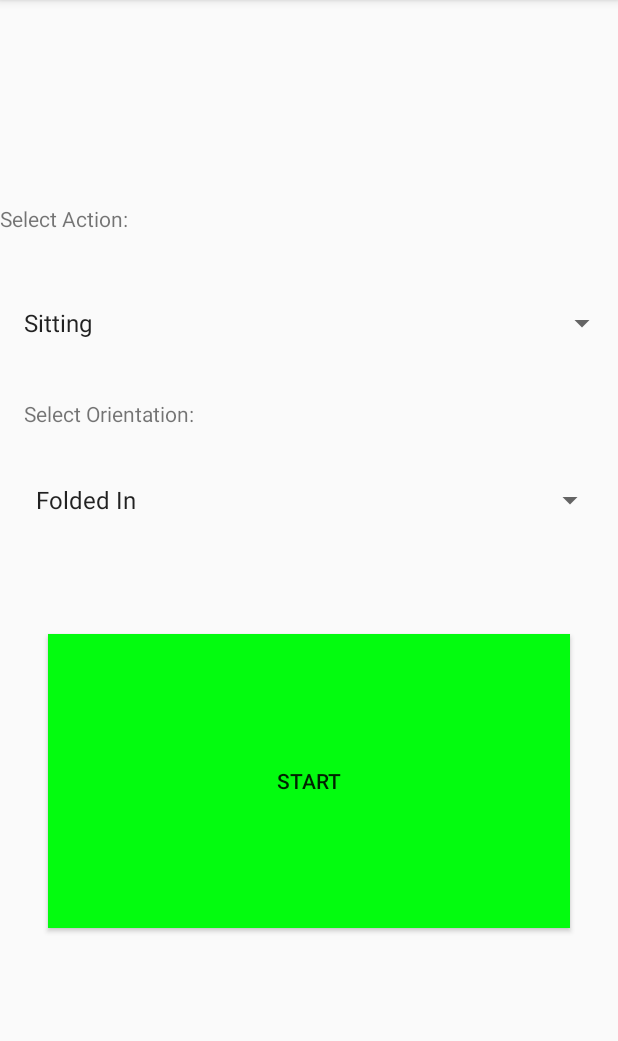
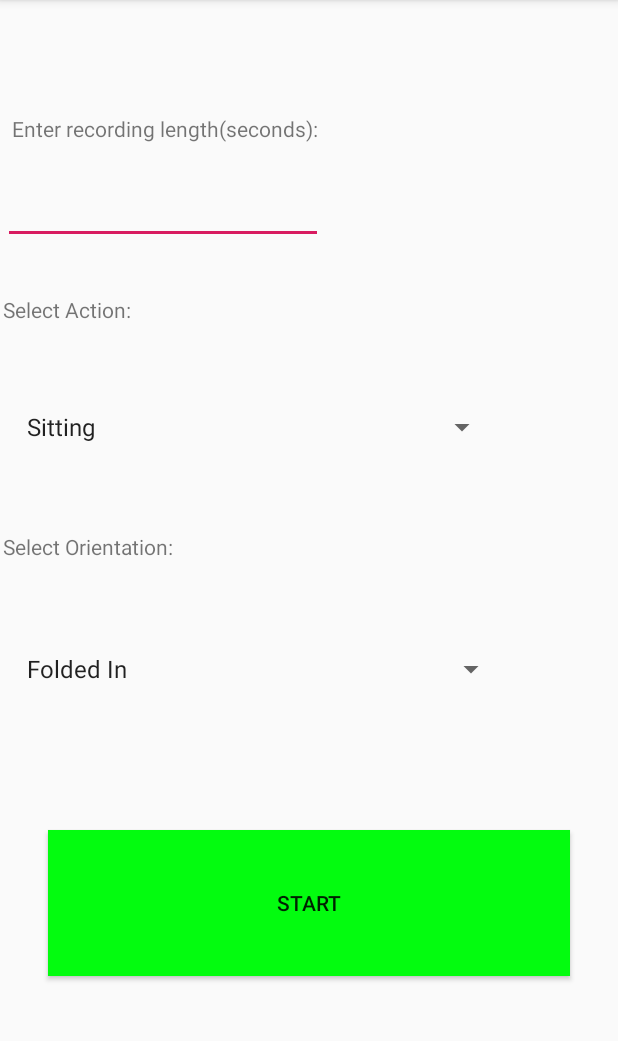
Before and after one commit to vitalib7/PhysicalActivityIdentification, an Android app: the screen it shows after launch (MainActivity), on a phone screen of 412 x 824 dp, the part 84-1125 px from its top. Run offline under Robolectric (Android 15) with nearby library versions, the phone set to English and light mode, and no system bars; our stand-ins replace Volley.

Commit message:
Database is now through Google Sheets, Added user input for recording length

```diff
--- a/dataapp/src/main/AndroidManifest.xml
+++ b/dataapp/src/main/AndroidManifest.xml
@@ -1,6 +1,8 @@
 <?xml version="1.0" encoding="utf-8"?>
 <manifest xmlns:android="http://schemas.android.com/apk/res/android"
     package="com.example.dataapp">
+
+    <uses-permission android:name="android.permission.INTERNET"/>
 
     <application
         android:allowBackup="true"
--- a/dataapp/src/main/java/com/example/dataapp/MainActivity.java
+++ b/dataapp/src/main/java/com/example/dataapp/MainActivity.java
@@ -1,7 +1,5 @@
 package com.example.dataapp;
 
-import android.app.Activity;
-import android.app.AlertDialog;
 import android.content.Intent;
 import android.support.v7.app.AppCompatActivity;
 import android.os.Bundle;
@@ -9,6 +7,7 @@ import android.util.Log;
 import android.view.View;
 import android.widget.ArrayAdapter;
 import android.widget.Button;
+import android.widget.EditText;
 import android.widget.Spinner;
 
 public class MainActivity extends AppCompatActivity {
@@ -16,6 +15,8 @@ public class MainActivity extends AppCompatActivity {
     Button btn;
     Spinner spinner;
     Spinner foldSpinner;
+    DBHelper dbHelper;
+    EditText num;
 
     @Override
     protected void onCreate(Bundle savedInstanceState) {
@@ -24,9 +25,12 @@ public class MainActivity extends AppCompatActivity {
 
         //Set up spinner to select action
         spinner = (Spinner)findViewById(R.id.spinner);
+        dbHelper = new DBHelper(this);
 
         ArrayAdapter<String> myAdapter = new ArrayAdapter<String>(MainActivity.this,
                 android.R.layout.simple_list_item_1,getResources().getStringArray(R.array.options));
+
+        num = (EditText) findViewById(R.id.editText2);
 
         myAdapter.setDropDownViewResource(android.R.layout.simple_spinner_dropdown_item);
         spinner.setAdapter(myAdapter);
@@ -45,16 +49,18 @@ public class MainActivity extends AppCompatActivity {
             @Override
             public void onClick(View v) {
                 Log.d("Button:","Button Pressed");
-                openRecording( spinner.getSelectedItem().toString(),foldSpinner.getSelectedItem().toString());
+                openRecording( spinner.getSelectedItem().toString(),foldSpinner.getSelectedItem().toString(),Integer.parseInt(num.getText().toString()));
             }
         });
     }
 
-    private void openRecording(String action,String orientation)
+    private void openRecording(String action,String orientation,int time)
     {
         Intent intent = new Intent(this, Recording.class);
         intent.putExtra("Action",action);
         intent.putExtra("Orientation",orientation);
+        intent.putExtra("Time",time);
         startActivity(intent);
     }
+
 }
--- a/dataapp/src/main/res/layout/activity_main.xml
+++ b/dataapp/src/main/res/layout/activity_main.xml
@@ -9,10 +9,12 @@
     <Spinner
         android:id="@+id/spinner"
         android:layout_width="0dp"
-        android:layout_height="wrap_content"
-        android:layout_marginBottom="183dp"
-        app:layout_constraintBottom_toTopOf="@+id/button"
-        app:layout_constraintEnd_toEndOf="parent"
+        android:layout_height="0dp"
+        android:layout_marginStart="2dp"
+        android:layout_marginEnd="6dp"
+        android:layout_marginBottom="21dp"
+        app:layout_constraintBottom_toTopOf="@+id/textView2"
+        app:layout_constraintEnd_toEndOf="@+id/spinner2"
         app:layout_constraintStart_toStartOf="parent"
         app:layout_constraintTop_toBottomOf="@+id/textView" />
 
@@ -20,52 +22,70 @@
         android:id="@+id/textView"
         android:layout_width="wrap_content"
         android:layout_height="wrap_content"
-        android:layout_marginTop="136dp"
-        android:layout_marginBottom="36dp"
+        android:layout_marginStart="2dp"
+        android:layout_marginBottom="20dp"
         android:text="@string/action"
         app:layout_constraintBottom_toTopOf="@+id/spinner"
         app:layout_constraintStart_toStartOf="parent"
-        app:layout_constraintTop_toTopOf="parent" />
+        app:layout_constraintTop_toBottomOf="@+id/editText2" />
 
     <Button
         android:id="@+id/button"
         android:layout_width="0dp"
         android:layout_height="0dp"
         android:layout_marginStart="32dp"
-        android:layout_marginLeft="32dp"
         android:layout_marginEnd="32dp"
-        android:layout_marginRight="32dp"
-        android:layout_marginBottom="149dp"
+        android:layout_marginBottom="117dp"
         android:background="@color/buttonColor"
         android:text="@string/Start"
         app:layout_constraintBottom_toBottomOf="parent"
         app:layout_constraintEnd_toEndOf="parent"
-        app:layout_constraintHorizontal_bias="0.0"
         app:layout_constraintStart_toStartOf="parent"
-        app:layout_constraintTop_toBottomOf="@+id/spinner" />
+        app:layout_constraintTop_toBottomOf="@+id/spinner2" />
 
     <Spinner
         android:id="@+id/spinner2"
-        android:layout_width="0dp"
-        android:layout_height="wrap_content"
-        android:layout_marginStart="8dp"
-        android:layout_marginLeft="8dp"
-        android:layout_marginTop="70dp"
-        android:layout_marginEnd="8dp"
-        android:layout_marginRight="8dp"
-        app:layout_constraintEnd_toEndOf="parent"
+        android:layout_width="336dp"
+        android:layout_height="0dp"
+        android:layout_marginStart="2dp"
+        android:layout_marginBottom="58dp"
+        app:layout_constraintBottom_toTopOf="@+id/button"
         app:layout_constraintStart_toStartOf="parent"
-        app:layout_constraintTop_toBottomOf="@+id/spinner" />
+        app:layout_constraintTop_toBottomOf="@+id/textView2" />
 
     <TextView
         android:id="@+id/textView2"
         android:layout_width="wrap_content"
         android:layout_height="wrap_content"
-        android:layout_marginStart="16dp"
-        android:layout_marginLeft="16dp"
-        android:layout_marginBottom="24dp"
+        android:layout_marginStart="2dp"
+        android:layout_marginBottom="23dp"
         android:text="@string/orientation"
         app:layout_constraintBottom_toTopOf="@+id/spinner2"
-        app:layout_constraintStart_toStartOf="parent" />
+        app:layout_constraintStart_toStartOf="parent"
+        app:layout_constraintTop_toBottomOf="@+id/spinner" />
+
+    <EditText
+        android:id="@+id/editText2"
+        android:layout_width="wrap_content"
+        android:layout_height="wrap_content"
+        android:layout_marginStart="2dp"
+        android:layout_marginBottom="34dp"
+        android:ems="10"
+        android:inputType="number"
+        app:layout_constraintBottom_toTopOf="@+id/textView"
+        app:layout_constraintStart_toStartOf="parent"
+        app:layout_constraintTop_toBottomOf="@+id/textView4" />
+
+    <TextView
+        android:id="@+id/textView4"
+        android:layout_width="wrap_content"
+        android:layout_height="wrap_content"
+        android:layout_marginStart="8dp"
+        android:layout_marginTop="76dp"
+        android:layout_marginBottom="22dp"
+        android:text="@string/recording_Length"
+        app:layout_constraintBottom_toTopOf="@+id/editText2"
+        app:layout_constraintStart_toStartOf="parent"
+        app:layout_constraintTop_toTopOf="parent" />
 
 </android.support.constraint.ConstraintLayout>
--- a/dataapp/src/main/res/values/strings.xml
+++ b/dataapp/src/main/res/values/strings.xml
@@ -5,9 +5,14 @@
 
     <string name="orientation">Select Orientation: </string>
 
+    <string name="recording_Length">Enter recording length(seconds): </string>
+
     <string name="recording">Recording </string>
 
     <string name="Start">Start </string>
+
+    <string name="Length">Length </string>
+
 
     <string name="Save">Save </string>
 
@@ -22,6 +27,8 @@
         <item>Driving</item>
         <item>Hiding/Crouching</item>
         <item>Climbing</item>
+        <item>Sitting->Standing</item>
+        <item>Standing->Sitting</item>
     </string-array>
 
     <string-array name="folded">
```
Also changed, not shown: dataapp/build.gradle (+4 -3 lines), dataapp/src/main/java/com/example/dataapp/DBHelper.java (+59 -36 lines), dataapp/src/main/java/com/example/dataapp/Recording.java (+23 -10 lines).
